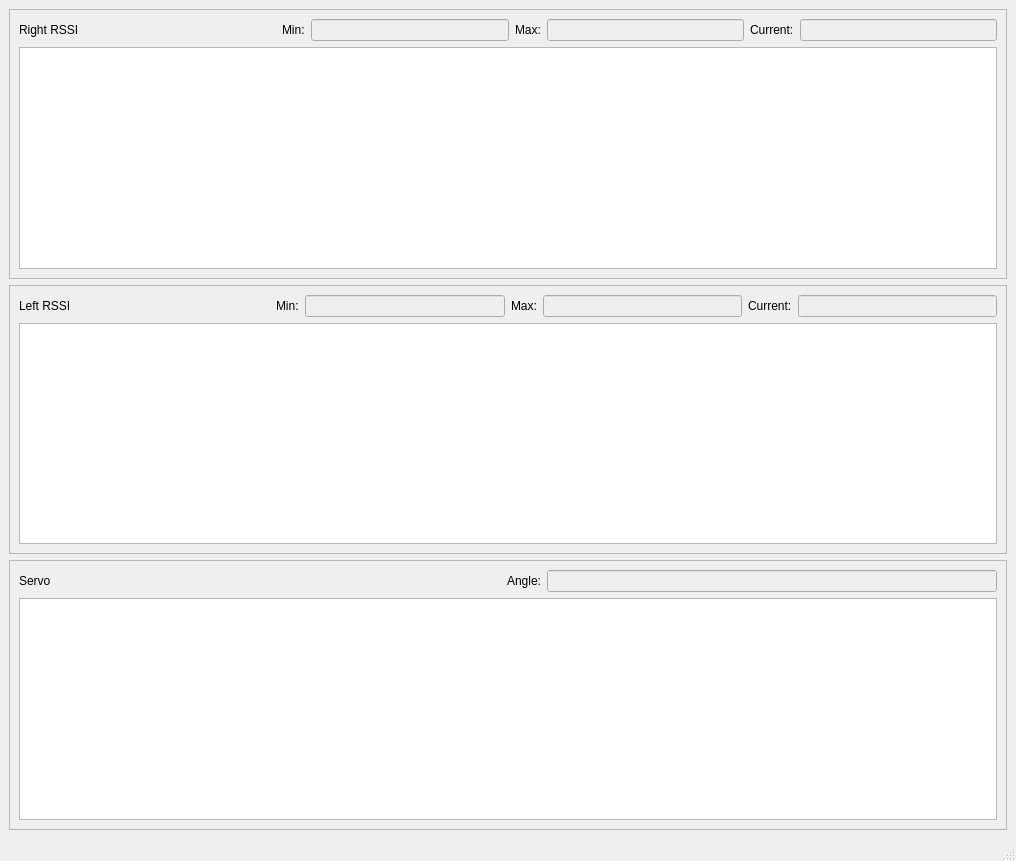
Old version of the form configurator/fpvtracker/mainwindow.ui in the repository deets/fpv-tracker.
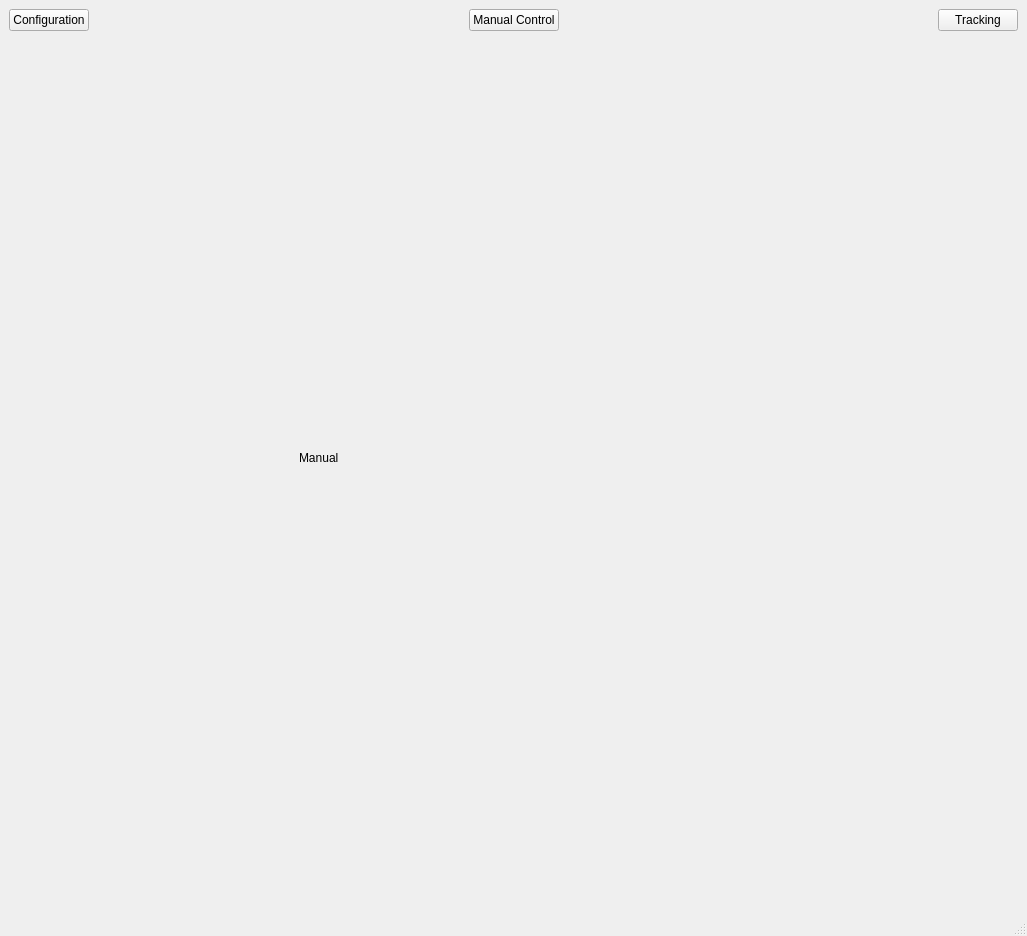
New version of the form.

Commit message: Preparation for switching of modes

Patch:
```diff
--- a/configurator/fpvtracker/mainwindow.ui
+++ b/configurator/fpvtracker/mainwindow.ui
@@ -6,14 +6,102 @@
    <rect>
     <x>0</x>
     <y>0</y>
-    <width>1016</width>
-    <height>861</height>
+    <width>1027</width>
+    <height>936</height>
    </rect>
   </property>
   <property name="windowTitle">
    <string>MainWindow</string>
   </property>
   <widget class="QWidget" name="centralwidget">
+   <layout class="QVBoxLayout" name="verticalLayout_5">
+    <item>
+     <layout class="QHBoxLayout" name="horizontalLayout_4">
+      <item>
+       <widget class="QPushButton" name="configuration_button">
+        <property name="text">
+         <string>Configuration</string>
+        </property>
+       </widget>
+      </item>
+      <item>
+       <spacer name="horizontalSpacer_3">
+        <property name="orientation">
+         <enum>Qt::Horizontal</enum>
+        </property>
+        <property name="sizeHint" stdset="0">
+         <size>
+          <width>40</width>
+          <height>20</height>
+         </size>
+        </property>
+       </spacer>
+      </item>
+      <item>
+       <widget class="QPushButton" name="pushButton_2">
+        <property name="text">
+         <string>Manual Control</string>
+        </property>
+       </widget>
+      </item>
+      <item>
+       <spacer name="horizontalSpacer_5">
+        <property name="orientation">
+         <enum>Qt::Horizontal</enum>
+        </property>
+        <property name="sizeHint" stdset="0">
+         <size>
+          <width>40</width>
+          <height>20</height>
+         </size>
+        </property>
+       </spacer>
+      </item>
+      <item>
+       <widget class="QPushButton" name="pushButton_3">
+        <property name="text">
+         <string>Tracking</string>
+        </property>
+       </widget>
+      </item>
+     </layout>
+    </item>
+    <item>
+     <widget class="QStackedWidget" name="mode_stack">
+      <property name="currentIndex">
+       <number>1</number>
+      </property>
+      <widget class="QWidget" name="configuration_page">
+       <widget class="QLabel" name="label_10">
+        <property name="geometry">
+         <rect>
+          <x>290</x>
+          <y>430</y>
+          <width>331</width>
+          <height>22</height>
+         </rect>
+        </property>
+        <property name="text">
+         <string>Configuration</string>
+        </property>
+       </widget>
+      </widget>
+      <widget class="QWidget" name="manual_page">
+       <widget class="QLabel" name="label">
+        <property name="geometry">
+         <rect>
+          <x>290</x>
+          <y>410</y>
+          <width>68</width>
+          <height>22</height>
+         </rect>
+        </property>
+        <property name="text">
+         <string>Manual</string>
+        </property>
+       </widget>
+      </widget>
+      <widget class="QWidget" name="running_page">
    <layout class="QVBoxLayout" name="verticalLayout_4">
     <item>
      <widget class="QFrame" name="rigth">
@@ -280,6 +368,10 @@
     </item>
    </layout>
   </widget>
+     </widget>
+    </item>
+   </layout>
+  </widget>
   <widget class="QMenuBar" name="menubar">
    <property name="geometry">
     <rect>
```
Left out of the diff: 2 changed lines with no effect on the pictures. Lines whose indentation alone changed are shown as unchanged. The commit also changes 2 other files.
